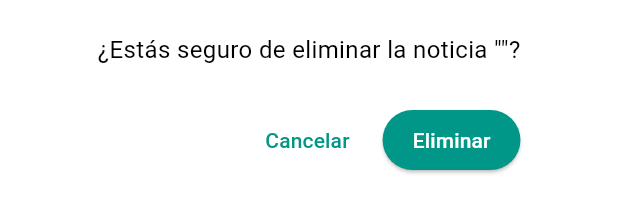
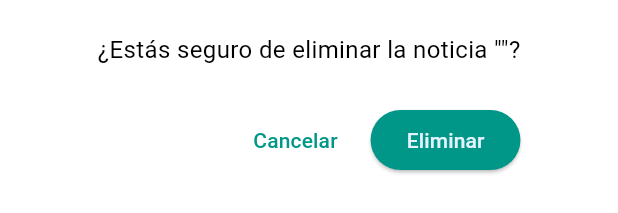
Before and after one commit to alejandrafrancog/afranco-flutter, a Flutter app: the NoticiaDeleteModal widget shown alone on an empty page, opened directly with empty values, on a phone screen of 412 x 824 dp. Shown: the part 547-760 px from the top of the screen. Run offline on Flutter 3.47's test engine with Material 3 defaults, Android fonts, the phone set to English and light mode, and no system bars; our stand-ins replace bloc, dio, equatable, flutter_bloc, flutter_dotenv, shared_preferences and 1 more; accounts and stored records are empty; network calls fail.

Commit message:
Modificaciones en bloc de noticias y unificación de estilo en modales de agregar, eliminar y editar

```diff
--- /dev/null
+++ b/lib/bloc/preferencia_bloc/preferencia_bloc.dart
@@ -0,0 +1 @@
+//
--- /dev/null
+++ b/lib/bloc/preferencia_bloc/preferencia_event.dart
@@ -0,0 +1 @@
+//
--- /dev/null
+++ b/lib/bloc/preferencia_bloc/preferencia_state.dart
@@ -0,0 +1 @@
+//
--- a/lib/components/delete_category_modal.dart
+++ b/lib/components/delete_category_modal.dart
@@ -1,10 +1,13 @@
+import 'package:afranco/noticias_estilos.dart';
 import 'package:flutter/material.dart';
 Future<void> showDeleteConfirmationDialog(BuildContext context, VoidCallback onConfirm) async {
   await showDialog(
     context: context,
     builder: (context) {
       return AlertDialog(
-        title: const Text('Eliminar Categoría'),
+        title: const Text(
+          'Eliminar Categoría',
+           style:NoticiaEstilos.tituloModal),
         content: const Text('¿Estás segura de que querés eliminar esta categoría? Esta acción no se puede deshacer.'),
         actions: [
           TextButton(
--- a/lib/components/delete_noticia_modal.dart
+++ b/lib/components/delete_noticia_modal.dart
@@ -1,3 +1,4 @@
+import 'package:afranco/noticias_estilos.dart';
 import 'package:flutter/material.dart';
 import 'package:afranco/domain/noticia.dart';
 import 'package:afranco/api/service/noticia_repository.dart';
@@ -57,11 +58,7 @@ class _NoticiaDeleteModalState extends State<NoticiaDeleteModal> {
         children: [
           const Text(
             'Confirmar eliminación',
-            style: TextStyle(
-              color:Colors.black,
-              fontWeight: FontWeight.bold,
-              fontSize: 20,
-            ),
+            style: NoticiaEstilos.tituloModal
           ),
           const SizedBox(height: 15),
           Text(
@@ -79,11 +76,7 @@ class _NoticiaDeleteModalState extends State<NoticiaDeleteModal> {
               const SizedBox(width: 10),
               ElevatedButton(
                 onPressed: _isDeleting ? null : _confirmDelete,
-                style: ElevatedButton.styleFrom(
-                  backgroundColor: Theme.of(context).primaryColor,
-                  foregroundColor: Colors.white,
-                  padding: const EdgeInsets.symmetric(horizontal: 20, vertical: 10),
-                ),
+                style:NoticiaEstilos.estiloBotonPrimario(context),
                 child: _isDeleting
                     ? const SizedBox(
                         width: 20,
--- a/lib/components/task_date_widget.dart
+++ b/lib/components/task_date_widget.dart
@@ -4,7 +4,7 @@ import 'package:afranco/domain/task.dart';
 class TaskDateWidget extends StatelessWidget {
   final Task task;
 
-  const TaskDateWidget({Key? key, required this.task}) : super(key: key);
+  const TaskDateWidget({super.key, required this.task});
 
   @override
   Widget build(BuildContext context) {
--- a/lib/exceptions/api_exception.dart
+++ b/lib/exceptions/api_exception.dart
@@ -10,5 +10,5 @@ class ApiException implements Exception {
   }) : timestamp = timestamp ?? DateTime.now();
 
   @override
-  String toString() => 'ApiException: (Código: ${statusCode})';
+  String toString() => '$message: (Código: $statusCode)';
 }
--- a/lib/noticias_estilos.dart
+++ b/lib/noticias_estilos.dart
@@ -6,10 +6,7 @@ class NoticiaEstilos {
     fontWeight: FontWeight.bold,
     color: Colors.white,
   );
-  static const margenCard = EdgeInsets.symmetric(
-    horizontal: 16,
-    vertical: 8,
-  );
+  static const margenCard = EdgeInsets.symmetric(horizontal: 16, vertical: 8);
 
   static const TextStyle tituloNoticia = TextStyle(
     fontSize: 18,
@@ -33,7 +30,6 @@ class NoticiaEstilos {
     color: Colors.grey,
   );
 
-
   static const espaciadoAlto = 10.0;
 
   static const TextStyle mensajeCargando = TextStyle(
@@ -53,8 +49,21 @@ class NoticiaEstilos {
     fontWeight: FontWeight.w500,
   );
 
+  static ButtonStyle estiloBotonPrimario(BuildContext context) {
+    ButtonStyle estiloBoton = ButtonStyle(
+      backgroundColor: WidgetStatePropertyAll(Theme.of(context).primaryColor),
+      foregroundColor: WidgetStatePropertyAll(
+        Theme.of(context).secondaryHeaderColor,
+      ),
+    );
+    return estiloBoton;
+  }
 
-
+  static const TextStyle tituloModal = TextStyle(
+    color: Colors.black,
+    fontWeight: FontWeight.bold,
+    fontSize: 20,
+  );
 
   static const EdgeInsets paddingCard = EdgeInsets.all(10);
 }
```
Also changed, not shown: lib/bloc/noticia_bloc/noticia_bloc.dart (+40 -16 lines), lib/components/agregar_categoria_modal.dart (added, +68 -0 lines), lib/components/edit_category_modal.dart (+32 -15 lines), lib/components/noticia_creation_modal.dart (+24 -14 lines), lib/components/noticia_edit_modal.dart (+27 -18 lines), lib/components/task_modals.dart (+9 -7 lines), lib/views/categoria_screen.dart (+8 -69 lines), lib/views/noticia_screen.dart (+24 -19 lines).
